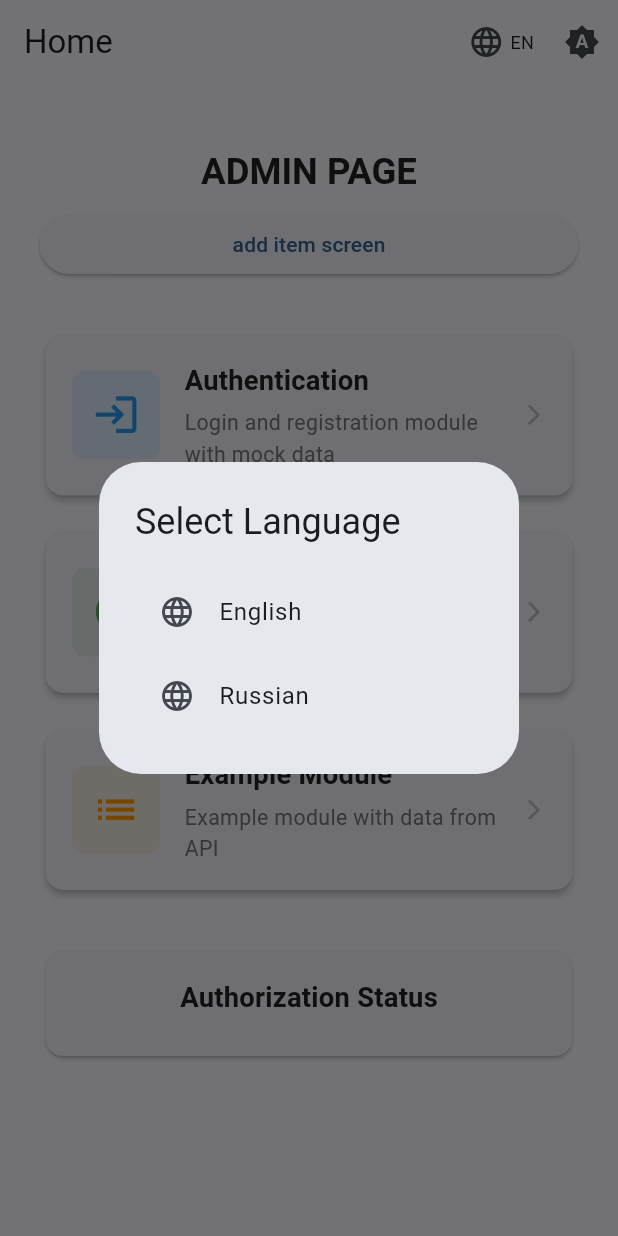
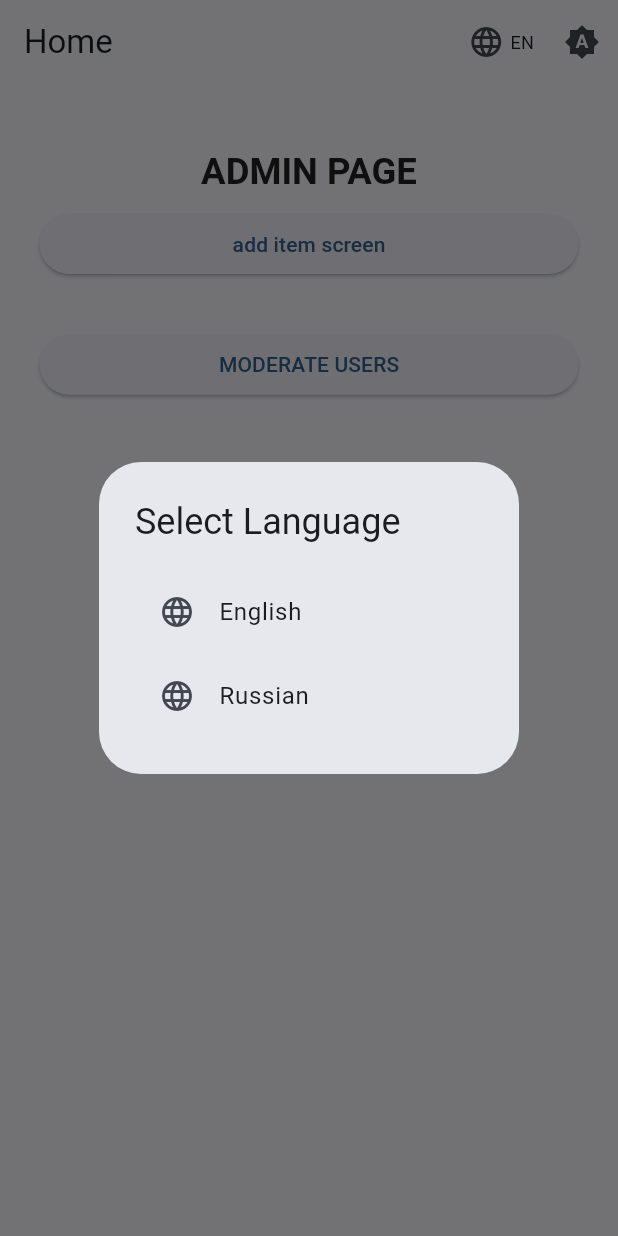
Before and after one commit to Nanaika/qde_realme, a Flutter app: the HomePageAdmin screen opened by its route, after a tap on "EN", on a phone screen of 412 x 824 dp. Run offline on Flutter 3.47's test engine with Material 3 defaults, Android fonts, the phone set to English and light mode, and no system bars; drawn by our look-alikes of showcaseview; our stand-ins replace camera, cloud_firestore, connectivity_plus, dartz, dio, easy_localization and 14 more; missing offline and left inert: excel, google_mlkit_text_recognition; accounts and stored records are empty; generated files the repository leaves out were written again.

Commit message:
added moderate users

```diff
--- a/lib/core/router/app_router.dart
+++ b/lib/core/router/app_router.dart
@@ -4,6 +4,7 @@ import 'package:qde_realme/features/auth/presentation/pages/login_page.dart';
 import 'package:qde_realme/features/home/presentation/pages/add_sale_page.dart';
 import 'package:qde_realme/features/home/presentation/pages/confirm_account_page.dart';
 import 'package:qde_realme/features/home/presentation/pages/home_page_slave.dart';
+import 'package:qde_realme/features/home/presentation/pages/moderate_users_page.dart';
 
 import '../../features/home/presentation/pages/add_item_page.dart';
 import '../../features/home/presentation/pages/home_page_admin.dart';
@@ -49,6 +50,11 @@ class AppRouter {
         name: 'add_item',
         builder: (context, state) => const AddItemPage(),
       ),
+      GoRoute(
+        path: '/moderate_users',
+        name: 'moderate_users',
+        builder: (context, state) => const ModerateUsersPage(),
+      ),
 
     ],
   );
--- /dev/null
+++ b/lib/features/home/moferate_users/moderate_users_event.dart
@@ -0,0 +1,4 @@
+abstract class ModerateUsersEvent {}
+
+class ModerateUsersGetFirstEvent extends ModerateUsersEvent {}
+class ModerateUsersGetNextEvent extends ModerateUsersEvent {}
--- a/lib/features/home/presentation/pages/home_page_admin.dart
+++ b/lib/features/home/presentation/pages/home_page_admin.dart
@@ -35,49 +35,19 @@ class HomePageAdmin extends StatelessWidget {
               context.push('/add_item');
             }, child: Text('add item screen')),
             SizedBox(height: ThemeDimensions.spacingXL),
-            // Модуль аутентификации
-            _ModuleCard(
-              title: LocaleKeys.home_auth_module.tr(),
-              description: LocaleKeys.home_auth_module_desc.tr(),
-              icon: Icons.login,
-              color: Colors.blue,
-              onTap: () => context.go('/auth'),
-            ),
+            ElevatedButton(onPressed: () {
+              context.push('/moderate_users');
+            }, child: Text('MODERATE USERS')),
+
             SizedBox(height: ThemeDimensions.spacingM),
-            // Модуль счетчика
-            _ModuleCard(
-              title: LocaleKeys.home_counter_module.tr(),
-              description: LocaleKeys.home_counter_module_desc.tr(),
-              icon: Icons.add_circle_outline,
-              color: Colors.green,
-              onTap: () => context.go('/counter'),
-            ),
+
+
             SizedBox(height: ThemeDimensions.spacingM),
-            // Пример модуль
-            _ModuleCard(
-              title: LocaleKeys.home_example_module.tr(),
-              description: LocaleKeys.home_example_module_desc.tr(),
-              icon: Icons.list,
-              color: Colors.orange,
-              onTap: () => context.go('/example'),
-            ),
+
+
             SizedBox(height: ThemeDimensions.spacingXL),
-            // Статус авторизации
-            BlocBuilder<AuthBloc, AuthState>(
-              builder: (context, state) {
-                return Card(
-                  child: Container(
-                    padding: EdgeInsets.all(ThemeDimensions.cardPadding),
-                    child: Column(
-                      children: [
-                        Text(LocaleKeys.home_auth_status.tr(), style: ThemeTextStyles.titleLarge(context)),
-                        SizedBox(height: ThemeDimensions.spacingS),
-                      ],
-                    ),
-                  ),
-                );
-              },
-            ),
+
+
           ],
         ),
       ),
--- a/lib/main.dart
+++ b/lib/main.dart
@@ -16,6 +16,7 @@ import 'package:showcaseview/showcaseview.dart';
 import 'features/home/add_item/add_item_bloc.dart';
 import 'features/home/add_items/add_items_bloc.dart';
 import 'features/home/confirm_account/confirm_account_bloc.dart';
+import 'features/home/moferate_users/moderate_users_bloc.dart';
 
 void main() async {
   WidgetsFlutterBinding.ensureInitialized();
@@ -56,6 +57,7 @@ void main() async {
           BlocProvider<SlaveDataBloc>(create: (_) => getIt<SlaveDataBloc>()),
           BlocProvider<AddItemBloc>(create: (_) => getIt<AddItemBloc>()),
           BlocProvider<AddItemsBloc>(create: (_) => getIt<AddItemsBloc>()),
+          BlocProvider<ModerateUsersBloc>(create: (_) => getIt<ModerateUsersBloc>()),
         ],
         child: const MyApp(),
       ),
```
Also changed, not shown: lib/core/di/injection_container.dart (+11 -0 lines), lib/features/home/moferate_users/moderate_users_bloc.dart (added, +66 -0 lines), lib/features/home/moferate_users/moderate_users_remote_datasource.dart (added, +60 -0 lines), lib/features/home/moferate_users/moderate_users_repository.dart (added, +9 -0 lines), lib/features/home/moferate_users/moderate_users_repository_impl.dart (added, +41 -0 lines), lib/features/home/moferate_users/moderate_users_state.dart (added, +31 -0 lines), lib/features/home/presentation/pages/moderate_users_page.dart (added, +137 -0 lines).
